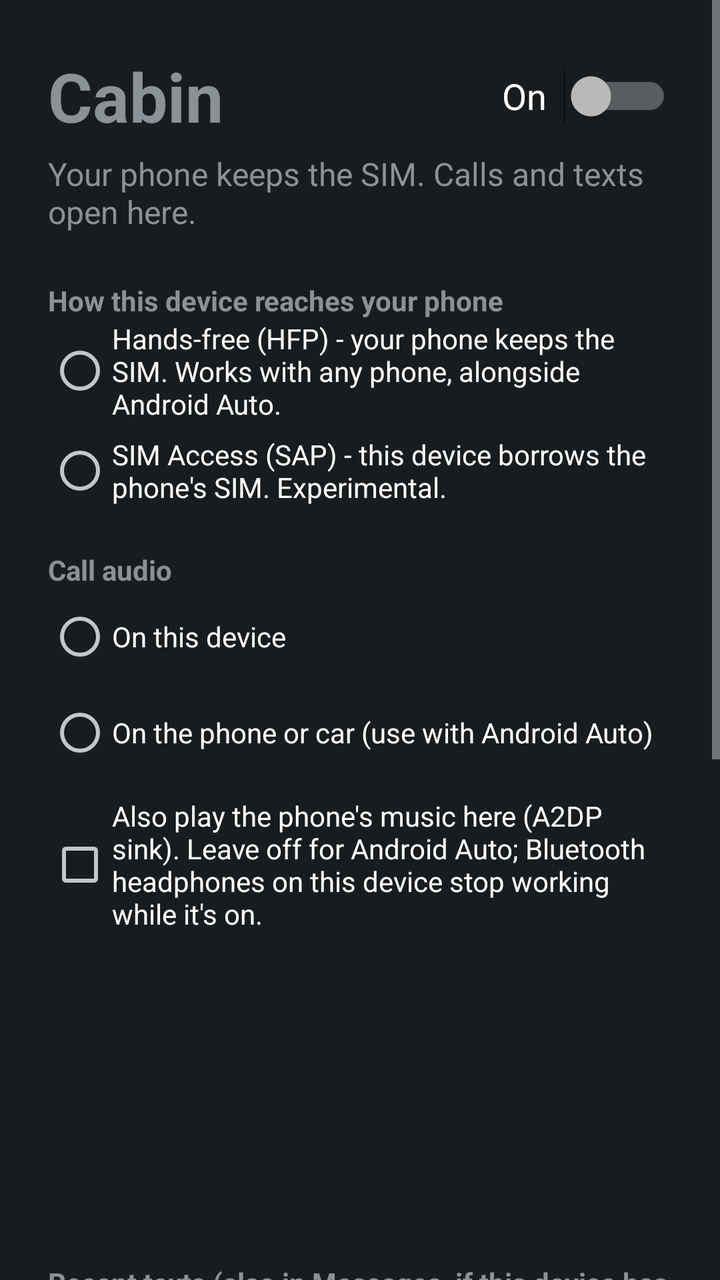
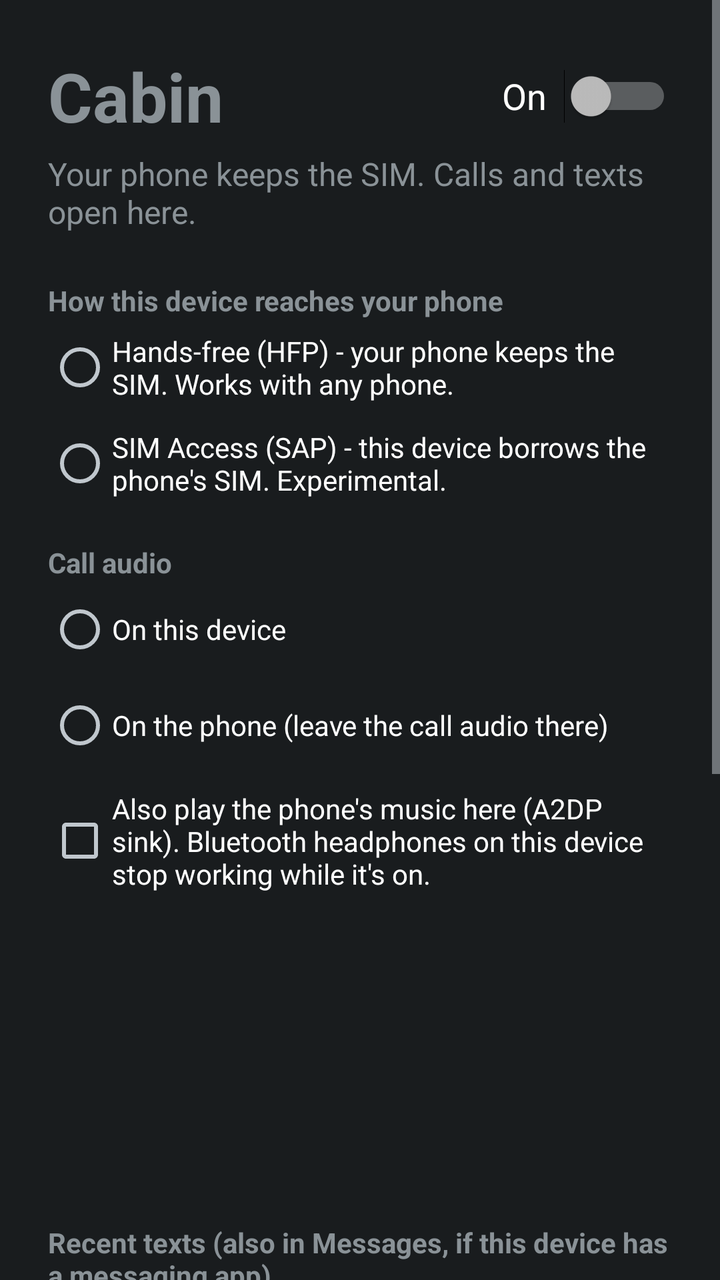

Compare the two renders of this Android layout. The source of the first and the diff that turns it into the second are given below.
<!-- AndroidManifest.xml: application theme android:Theme.DeviceDefault.NoActionBar -->
<!-- res/layout/activity_status.xml -->
<?xml version="1.0" encoding="utf-8"?>
<ScrollView xmlns:android="http://schemas.android.com/apk/res/android"
    android:layout_width="match_parent"
    android:layout_height="match_parent"
    android:fillViewport="true">

    <LinearLayout
        android:layout_width="match_parent"
        android:layout_height="wrap_content"
        android:orientation="vertical"
        android:padding="24dp">

        <LinearLayout
            android:layout_width="match_parent"
            android:layout_height="wrap_content"
            android:gravity="center_vertical"
            android:orientation="horizontal">

            <TextView
                android:layout_width="0dp"
                android:layout_height="wrap_content"
                android:layout_weight="1"
                android:text="@string/app_name"
                android:textSize="34sp"
                android:textStyle="bold" />

            <Switch
                android:id="@+id/sw_on"
                android:layout_width="wrap_content"
                android:layout_height="wrap_content"
                android:minHeight="48dp"
                android:text="On  "
                android:textSize="18sp" />
        </LinearLayout>

        <TextView
            android:layout_width="match_parent"
            android:layout_height="wrap_content"
            android:layout_marginTop="4dp"
            android:text="@string/tagline"
            android:textSize="16sp" />

        <TextView
            android:id="@+id/status_pending"
            android:layout_width="match_parent"
            android:layout_height="wrap_content"
            android:layout_marginTop="8dp"
            android:textSize="14sp"
            android:textStyle="italic"
            android:visibility="gone" />

        <TextView
            android:layout_width="match_parent"
            android:layout_height="wrap_content"
            android:layout_marginTop="24dp"
            android:text="How this device reaches your phone"
            android:textSize="14sp"
            android:textStyle="bold" />

        <RadioGroup
            android:id="@+id/rg_mode"
            android:layout_width="match_parent"
            android:layout_height="wrap_content">

            <RadioButton
                android:id="@+id/rb_hfp"
                android:layout_width="match_parent"
                android:layout_height="wrap_content"
                android:minHeight="48dp"
                android:text="Hands-free (HFP) - your phone keeps the SIM. Works with any phone, alongside Android Auto." />

            <RadioButton
                android:id="@+id/rb_sap"
                android:layout_width="match_parent"
                android:layout_height="wrap_content"
                android:minHeight="48dp"
                android:text="SIM Access (SAP) - this device borrows the phone's SIM. Experimental." />
        </RadioGroup>

        <TextView
            android:layout_width="match_parent"
            android:layout_height="wrap_content"
            android:layout_marginTop="16dp"
            android:text="Call audio"
            android:textSize="14sp"
            android:textStyle="bold" />

        <RadioGroup
            android:id="@+id/rg_audio"
            android:layout_width="match_parent"
            android:layout_height="wrap_content">

            <RadioButton
                android:id="@+id/rb_audio_tablet"
                android:layout_width="match_parent"
                android:layout_height="wrap_content"
                android:minHeight="48dp"
                android:text="On this device" />

            <RadioButton
                android:id="@+id/rb_audio_phone"
                android:layout_width="match_parent"
                android:layout_height="wrap_content"
                android:minHeight="48dp"
                android:text="On the phone or car (use with Android Auto)" />
        </RadioGroup>

        <CheckBox
            android:id="@+id/cb_media"
            android:layout_width="match_parent"
            android:layout_height="wrap_content"
            android:layout_marginTop="8dp"
            android:minHeight="48dp"
            android:text="Also play the phone's music here (A2DP sink). Leave off for Android Auto; Bluetooth headphones on this device stop working while it's on." />

        <TextView
            android:id="@+id/status_link"
            android:layout_width="match_parent"
            android:layout_height="wrap_content"
            android:layout_marginTop="24dp"
            android:textSize="20sp"
            android:textStyle="bold" />

        <TextView
            android:id="@+id/status_calls"
            android:layout_width="match_parent"
            android:layout_height="wrap_content"
            android:layout_marginTop="10dp"
            android:textSize="16sp" />

        <TextView
            android:id="@+id/status_sms"
            android:layout_width="match_parent"
            android:layout_height="wrap_content"
            android:layout_marginTop="6dp"
            android:textSize="16sp" />

        <TextView
            android:id="@+id/status_detail"
            android:layout_width="match_parent"
            android:layout_height="wrap_content"
            android:layout_marginTop="12dp"
            android:textIsSelectable="true"
            android:textSize="14sp" />

        <TextView
            android:layout_width="match_parent"
            android:layout_height="wrap_content"
            android:layout_marginTop="24dp"
            android:text="Recent texts (also in Messages, if this device has a messaging app)"
            android:textSize="14sp"
            android:textStyle="bold" />

        <TextView
            android:id="@+id/status_inbox"
            android:layout_width="match_parent"
            android:layout_height="wrap_content"
            android:layout_marginTop="8dp"
            android:textIsSelectable="true"
            android:textSize="15sp" />

        <LinearLayout
            android:layout_width="match_parent"
            android:layout_height="wrap_content"
            android:layout_marginTop="8dp"
            android:orientation="horizontal">

            <EditText
                android:id="@+id/reply_body"
                android:layout_width="0dp"
                android:layout_height="wrap_content"
                android:layout_weight="1"
                android:inputType="textShortMessage|textMultiLine|textCapSentences"
                android:minHeight="48dp" />

            <Button
                android:id="@+id/btn_reply"
                android:layout_width="wrap_content"
                android:layout_height="wrap_content"
                android:minHeight="48dp"
                android:text="Send" />
        </LinearLayout>

        <Button
            android:id="@+id/btn_pair"
            android:layout_width="match_parent"
            android:layout_height="wrap_content"
            android:layout_marginTop="24dp"
            android:minHeight="48dp"
            android:text="Pair a phone" />

        <Button
            android:id="@+id/btn_sync"
            android:layout_width="match_parent"
            android:layout_height="wrap_content"
            android:layout_marginTop="8dp"
            android:minHeight="48dp"
            android:text="Pull unread texts" />

        <Button
            android:id="@+id/btn_sap"
            android:layout_width="match_parent"
            android:layout_height="wrap_content"
            android:layout_marginTop="8dp"
            android:minHeight="48dp"
            android:text="Test SIM access (phone loses signal for a few seconds)" />

        <Button
            android:id="@+id/btn_phone"
            android:layout_width="match_parent"
            android:layout_height="wrap_content"
            android:layout_marginTop="8dp"
            android:minHeight="48dp"
            android:text="Open Phone" />

        <Button
            android:id="@+id/btn_messages"
            android:layout_width="match_parent"
            android:layout_height="wrap_content"
            android:layout_marginTop="8dp"
            android:minHeight="48dp"
            android:text="Open Messages" />
    </LinearLayout>
</ScrollView>
<!-- resources referenced by this layout -->
<resources>
  <string name="app_name">Cabin</string>
  <string name="tagline">Your phone keeps the SIM. Calls and texts open here.</string>
</resources>

<!-- the commit's change to res/layout/activity_status.xml (unified diff, before → after) -->
@@ -67,7 +67,7 @@
                 android:layout_width="match_parent"
                 android:layout_height="wrap_content"
                 android:minHeight="48dp"
-                android:text="Hands-free (HFP) - your phone keeps the SIM. Works with any phone, alongside Android Auto." />
+                android:text="Hands-free (HFP) - your phone keeps the SIM. Works with any phone." />
 
             <RadioButton
                 android:id="@+id/rb_sap"
@@ -102,7 +102,7 @@
                 android:layout_width="match_parent"
                 android:layout_height="wrap_content"
                 android:minHeight="48dp"
-                android:text="On the phone or car (use with Android Auto)" />
+                android:text="On the phone (leave the call audio there)" />
         </RadioGroup>
 
         <CheckBox
@@ -111,7 +111,7 @@
             android:layout_height="wrap_content"
             android:layout_marginTop="8dp"
             android:minHeight="48dp"
-            android:text="Also play the phone's music here (A2DP sink). Leave off for Android Auto; Bluetooth headphones on this device stop working while it's on." />
+            android:text="Also play the phone's music here (A2DP sink). Bluetooth headphones on this device stop working while it's on." />
 
         <TextView
             android:id="@+id/status_link"
